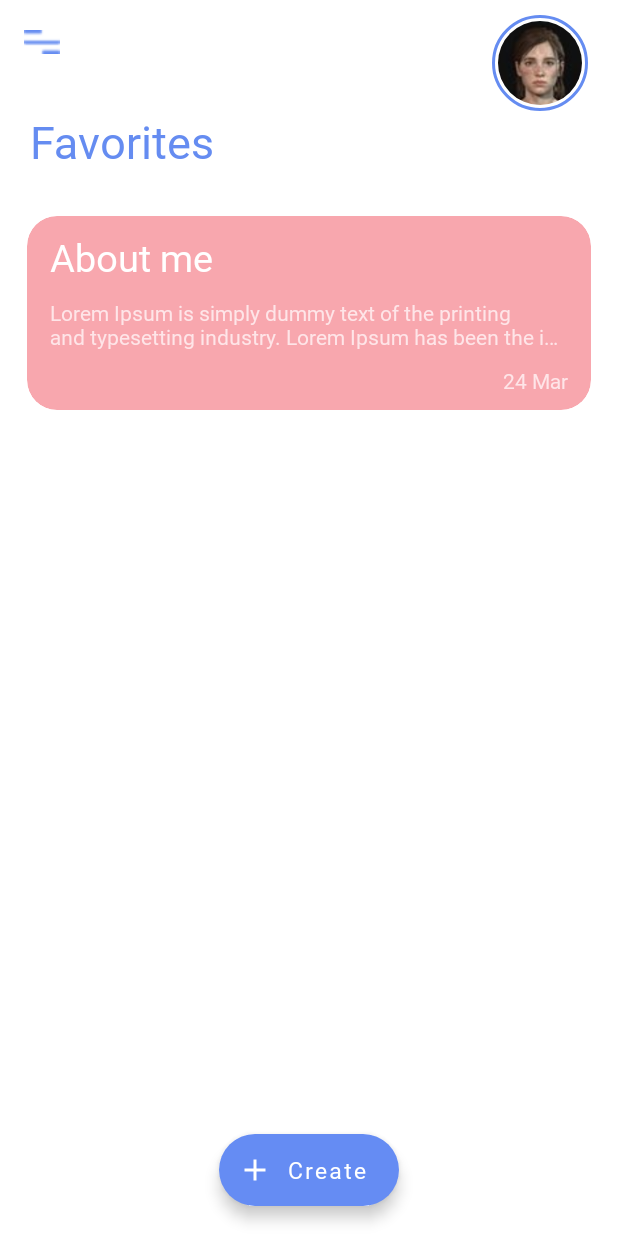
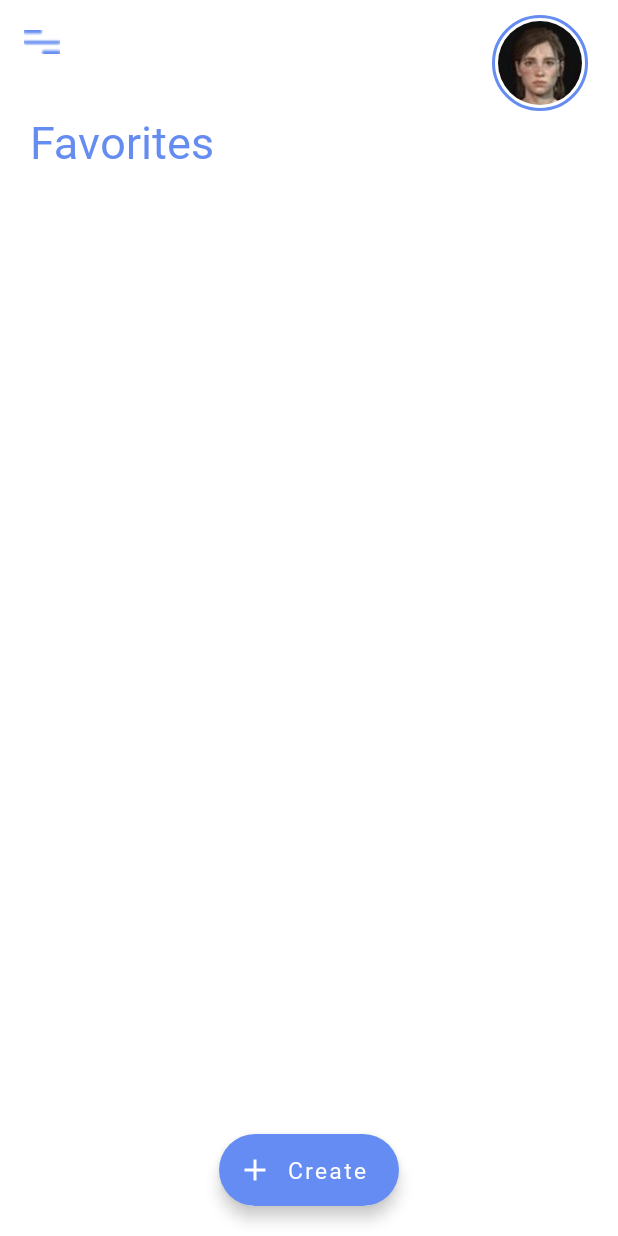
Before and after one commit to zalviandyr/Note-Android, an Android app: the screen it shows after launch (MainActivity), on a phone screen of 412 x 824 dp. Run offline under Robolectric (Android 15) with nearby library versions, the phone set to English and light mode, and no system bars; our stand-ins replace CircleImageView.

Commit message:
delete init card in main activity

```diff
--- a/Note/app/src/main/res/layout/activity_main.xml
+++ b/Note/app/src/main/res/layout/activity_main.xml
@@ -65,56 +65,6 @@
             android:orientation="vertical"
             android:padding="10dp">
 
-            <com.google.android.material.card.MaterialCardView
-                android:layout_width="match_parent"
-                android:layout_height="wrap_content"
-                android:checkable="true"
-                android:clickable="true"
-                android:focusable="true"
-                app:cardBackgroundColor="@color/cardBgPink"
-                app:cardCornerRadius="20dp"
-                app:cardElevation="0dp"
-                app:cardUseCompatPadding="true">
-
-                <RelativeLayout
-                    android:layout_width="match_parent"
-                    android:layout_height="wrap_content"
-                    android:paddingStart="15dp"
-                    android:paddingTop="10dp"
-                    android:paddingEnd="15dp"
-                    android:paddingBottom="10dp">
-
-                    <TextView
-                        android:id="@+id/tv_title_item_note"
-                        android:layout_width="match_parent"
-                        android:layout_height="wrap_content"
-                        android:text="@string/about_me"
-                        android:textColor="@android:color/white"
-                        android:textSize="25sp" />
-
-                    <TextView
-                        android:id="@+id/tv_body_item_note"
-                        android:layout_width="match_parent"
-                        android:layout_height="wrap_content"
-                        android:layout_below="@id/tv_title_item_note"
-                        android:layout_marginTop="10dp"
-                        android:ellipsize="end"
-                        android:maxLines="2"
-                        android:text="@string/lorem"
-                        android:textColor="@color/colorTextBody" />
-
-                    <TextView
-                        android:id="@+id/tv_date_item_note"
-                        android:layout_width="wrap_content"
-                        android:layout_height="wrap_content"
-                        android:layout_below="@id/tv_body_item_note"
-                        android:layout_alignParentEnd="true"
-                        android:layout_marginTop="10dp"
-                        android:text="@string/_24_mar"
-                        android:textColor="@color/colorTextBody" />
-                </RelativeLayout>
-            </com.google.android.material.card.MaterialCardView>
-
             <androidx.recyclerview.widget.RecyclerView
                 android:id="@+id/rv_main"
                 android:layout_width="match_parent"
```
